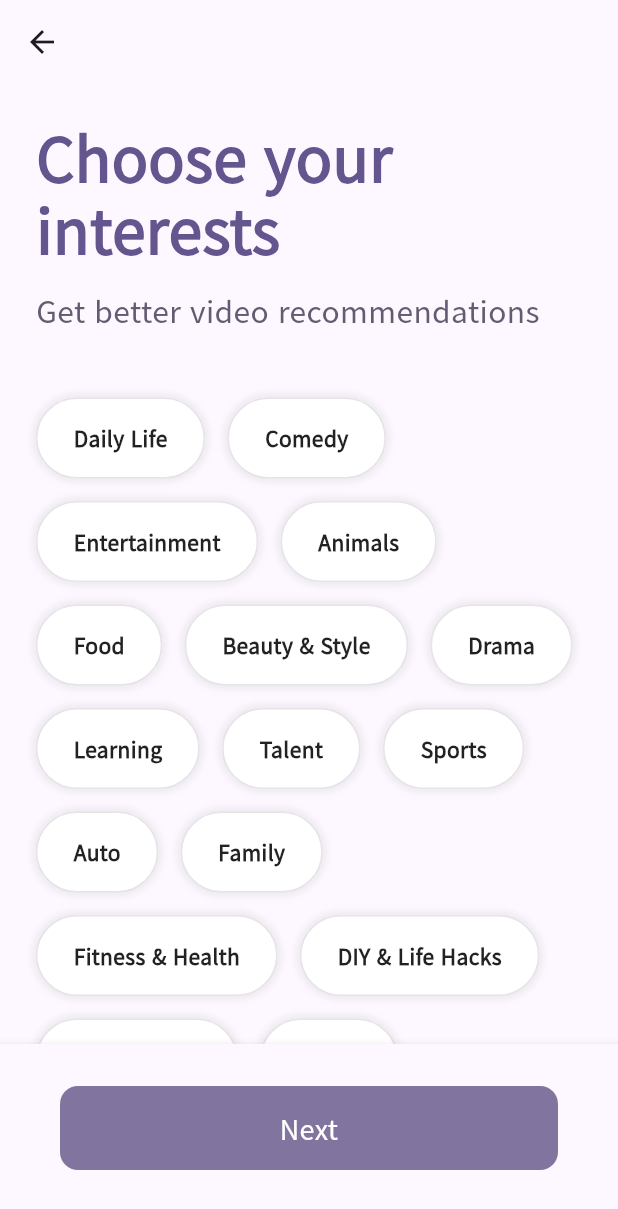
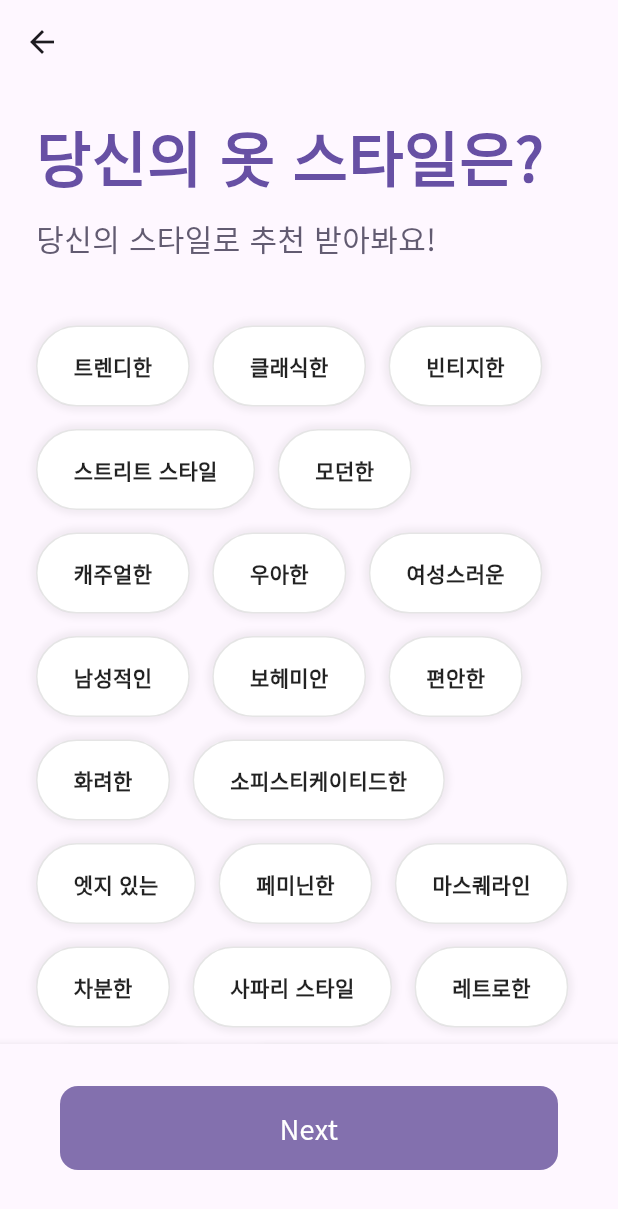
Before and after one commit to megar0829/MALLOOK, a Flutter app: the screen it shows after launch, after a tap on "입력해주세요", on a phone screen of 412 x 824 dp. Shown: the top 1209 px of the screen. Run offline on Flutter 3.47's test engine with Material 3 defaults, Android fonts, the phone set to English and light mode, and no system bars; our stand-ins replace awesome_bottom_bar, font_awesome_flutter, google_fonts; missing offline and left inert: remedi_kopo.

Commit message:
:recycle: remove material3 design

```diff
--- a/app/mallook/lib/feature/main_navigation/main_navigation_screen.dart
+++ b/app/mallook/lib/feature/main_navigation/main_navigation_screen.dart
@@ -47,7 +47,7 @@ class _MainNavigationScreenState extends State<MainNavigationScreen> {
             style: TextStyle(
               fontWeight: FontWeight.w600,
               fontSize: Sizes.size24,
-              color: Theme.of(context).colorScheme.primary,
+              color: Theme.of(context).primaryColor,
             ),
           ),
         ),
--- a/app/mallook/lib/feature/onboarding/interests_screen.dart
+++ b/app/mallook/lib/feature/onboarding/interests_screen.dart
@@ -5,44 +5,36 @@ import 'package:mallook/feature/onboarding/tutorial_screen.dart';
 import 'package:mallook/feature/onboarding/widgets/interest_button.dart';
 
 const interests = [
-  "Daily Life",
-  "Comedy",
-  "Entertainment",
-  "Animals",
-  "Food",
-  "Beauty & Style",
-  "Drama",
-  "Learning",
-  "Talent",
-  "Sports",
-  "Auto",
-  "Family",
-  "Fitness & Health",
-  "DIY & Life Hacks",
-  "Arts & Crafts",
-  "Dance",
-  "Outdoors",
-  "Oddly Satisfying",
-  "Home & Garden",
-  "Daily Life",
-  "Comedy",
-  "Entertainment",
-  "Animals",
-  "Food",
-  "Beauty & Style",
-  "Drama",
-  "Learning",
-  "Talent",
-  "Sports",
-  "Auto",
-  "Family",
-  "Fitness & Health",
-  "DIY & Life Hacks",
-  "Arts & Crafts",
-  "Dance",
-  "Outdoors",
-  "Oddly Satisfying",
-  "Home & Garden",
+  "트렌디한",
+  "클래식한",
+  "빈티지한",
+  "스트리트 스타일",
+  "모던한",
+  "캐주얼한",
+  "우아한",
+  "여성스러운",
+  "남성적인",
+  "보헤미안",
+  "편안한",
+  "화려한",
+  "소피스티케이티드한",
+  "엣지 있는",
+  "페미닌한",
+  "마스퀘라인",
+  "차분한",
+  "사파리 스타일",
+  "레트로한",
+  "아티스틱한",
+  "새벽 섹시함",
+  "프레피 스타일",
+  "테일러 메이드",
+  "스포티한",
+  "도시적인",
+  "고급스러운",
+  "자연주의",
+  "힙스터 스타일",
+  "럭셔리한",
+  "부드러운"
 ];
 
 class InterestsScreen extends StatefulWidget {
@@ -97,7 +89,7 @@ class _InterestsScreenState extends State<InterestsScreen> {
         title: AnimatedOpacity(
           opacity: _showTitle ? 1.0 : 0.0,
           duration: const Duration(milliseconds: 300),
-          child: const Text('Choose your interests'),
+          child: const Text('당신의 옷 취향은?'),
         ),
       ),
       body: Scrollbar(
@@ -115,7 +107,7 @@ class _InterestsScreenState extends State<InterestsScreen> {
               children: [
                 Gaps.v24,
                 Text(
-                  'Choose your interests',
+                  '당신의 옷 스타일은?',
                   style: TextStyle(
                     color: Theme.of(context).colorScheme.primary,
                     fontSize: Sizes.size40,
@@ -125,7 +117,7 @@ class _InterestsScreenState extends State<InterestsScreen> {
                 ),
                 Gaps.v16,
                 Text(
-                  'Get better video recommendations',
+                  '당신의 스타일로 추천 받아봐요!',
                   style: TextStyle(
                     color: Theme.of(context).colorScheme.secondary,
                     fontSize: Sizes.size20,
--- a/app/mallook/lib/feature/sign_up/sign_up_screen.dart
+++ b/app/mallook/lib/feature/sign_up/sign_up_screen.dart
@@ -38,8 +38,6 @@ class _SignUpScreenState extends State<SignUpScreen> {
   bool _additionalAddressInputEnable = false;
 
   bool _isSubmitAvailable() {
-    print("IS AVAIALBELE");
-    print(_additionalAddress.isEmpty);
     if (!_nicknameStatus) return false;
     if (!_phoneStatus) return false;
     if (_gender == null) return false;
@@ -170,26 +168,6 @@ class _SignUpScreenState extends State<SignUpScreen> {
     return GestureDetector(
       onTap: _onScaffoldTap,
       child: Scaffold(
-        appBar: AppBar(
-          surfaceTintColor: Theme.of(context).colorScheme.background,
-          backgroundColor: Theme.of(context).colorScheme.background,
-          elevation: 3,
-          title: Container(
-            padding: const EdgeInsets.only(
-              top: Sizes.size40,
-              bottom: Sizes.size20,
-            ),
-            alignment: Alignment.center,
-            child: Text(
-              "회원가입",
-              style: TextStyle(
-                color: Theme.of(context).colorScheme.primary,
-                fontWeight: FontWeight.w700,
-                fontSize: Sizes.size28,
-              ),
-            ),
-          ),
-        ),
         body: SafeArea(
           child: Padding(
             padding: const EdgeInsets.symmetric(
@@ -199,6 +177,21 @@ class _SignUpScreenState extends State<SignUpScreen> {
             child: SingleChildScrollView(
               child: Column(
                 children: [
+                  Container(
+                    padding: const EdgeInsets.only(
+                      top: Sizes.size40,
+                      bottom: Sizes.size32,
+                    ),
+                    alignment: Alignment.center,
+                    child: Text(
+                      "회원가입",
+                      style: TextStyle(
+                        color: Theme.of(context).primaryColorDark,
+                        fontWeight: FontWeight.w700,
+                        fontSize: Sizes.size36,
+                      ),
+                    ),
+                  ),
                   Gaps.v32,
                   Column(
                     crossAxisAlignment: CrossAxisAlignment.end,
@@ -209,7 +202,7 @@ class _SignUpScreenState extends State<SignUpScreen> {
                           Text(
                             "닉네임",
                             style: TextStyle(
-                              color: Theme.of(context).colorScheme.primary,
+                              color: Theme.of(context).primaryColor,
                               fontSize: Sizes.size18,
                               fontWeight: FontWeight.w600,
                             ),
@@ -217,7 +210,7 @@ class _SignUpScreenState extends State<SignUpScreen> {
                           Text(
                             "입력하지 않으면 자동으로 생성되요",
                             style: TextStyle(
-                              color: Theme.of(context).colorScheme.secondary,
+                              color: Colors.grey.shade600,
                               fontSize: Sizes.size14,
                             ),
                           )
@@ -230,20 +223,16 @@ class _SignUpScreenState extends State<SignUpScreen> {
                               controller: _nicknameController,
                               keyboardType: TextInputType.text,
                               autocorrect: false,
-                              style: TextStyle(
-                                color: Theme.of(context).colorScheme.onSurface,
+                              style: const TextStyle(
+                                color: Colors.black,
                                 fontSize: Sizes.size16,
                               ),
                               decoration: InputDecoration(
                                 hintText: "닉네임을 입력해주세요.",
-                                focusColor:
-                                    Theme.of(context).colorScheme.primary,
+                                focusColor: Colors.grey.shade500,
                                 enabledBorder: UnderlineInputBorder(
                                   borderSide: BorderSide(
-                                    color: Theme.of(context)
-                                        .colorScheme
-                                        .secondary
-                                        .withOpacity(0.5),
+                                    color: Colors.grey.shade500,
                                   ),
                                 ),
                                 focusedBorder: UnderlineInputBorder(
@@ -254,16 +243,7 @@ class _SignUpScreenState extends State<SignUpScreen> {
                                 ),
                                 hintStyle: TextStyle(
                                   fontSize: Sizes.size14,
-                                  color:
-                                      Theme.of(context).colorScheme.secondary,
-                                ),
-                                disabledBorder: UnderlineInputBorder(
-                                  borderSide: BorderSide(
-                                    color: Theme.of(context)
-                                        .colorScheme
-                                        .secondary
-                                        .withOpacity(0.5),
-                                  ),
+                                  color: Colors.grey.shade500,
                                 ),
                               ),
                             ),
@@ -271,9 +251,8 @@ class _SignUpScreenState extends State<SignUpScreen> {
                           ElevatedButton(
                             onPressed: _isNicknameValid,
                             style: ElevatedButton.styleFrom(
-                              backgroundColor: Theme.of(context)
-                                  .colorScheme
-                                  .primaryContainer,
+                              backgroundColor:
+                                  Theme.of(context).primaryColorLight,
                               shape: RoundedRectangleBorder(
                                 borderRadius: BorderRadius.circular(
                                   Sizes.size14,
@@ -286,7 +265,7 @@ class _SignUpScreenState extends State<SignUpScreen> {
                             child: Text(
                               "중복검사",
                               style: TextStyle(
-                                color: Theme.of(context).colorScheme.primary,
+                                color: Theme.of(context).primaryColorDark,
                                 fontWeight: FontWeight.w500,
                                 fontSize: Sizes.size16,
                               ),
@@ -301,10 +280,11 @@ class _SignUpScreenState extends State<SignUpScreen> {
                               ? "사용 가능한 닉네임입니다."
                               : "사용할 수 없는 닉네임 입니다.",
                           style: TextStyle(
-                            fontSize: Sizes.size12,
+                            fontSize: Sizes.size14,
                             color: _nicknameStatus
-                                ? Theme.of(context).colorScheme.tertiary
-                                : Theme.of(context).colorScheme.error,
+                                ? Theme.of(context).primaryColorDark
+                                : Colors.red.shade600,
+                            fontWeight: FontWeight.w500,
                           ),
                         )
                     ],
@@ -316,7 +296,7 @@ class _SignUpScreenState extends State<SignUpScreen> {
                       Text(
                         "생년월일",
                         style: TextStyle(
-                          color: Theme.of(context).colorScheme.primary,
+                          color: Theme.of(context).primaryColor,
                           fontWeight: FontWeight.w600,
                           fontSize: Sizes.size18,
                         ),
@@ -332,24 +312,16 @@ class _SignUpScreenState extends State<SignUpScreen> {
                               horizontal: Sizes.size10,
                             ),
                             decoration: BoxDecoration(
-                                color: Theme.of(context)
-                                    .colorScheme
-                                    .primaryContainer,
+                                color: Theme.of(context).primaryColorLight,
                                 border: Border.all(
-                                  color: Theme.of(context)
-                                      .colorScheme
-                                      .primary
-                                      .withOpacity(0.7),
+                                  color: Theme.of(context).primaryColor,
                                 ),
                                 borderRadius: BorderRadius.circular(
                                   Sizes.size12,
                                 ),
                                 boxShadow: [
                                   BoxShadow(
-                                    color: Theme.of(context)
-                                        .colorScheme
-                                        .primary
-                                        .withOpacity(0.7),
+                                    color: Theme.of(context).primaryColorLight,
                                     spreadRadius: 0.1,
                                     blurRadius: 2,
                                     offset: const Offset(1, 3),
@@ -359,7 +331,7 @@ class _SignUpScreenState extends State<SignUpScreen> {
                               '$_year년',
                               textAlign: TextAlign.center,
                               style: TextStyle(
-                                color: Theme.of(context).colorScheme.primary,
+                                color: Theme.of(context).primaryColor,
                                 fontSize: Sizes.size16,
                                 fontWeight: FontWeight.w600,
                               ),
@@ -372,24 +344,16 @@ class _SignUpScreenState extends State<SignUpScreen> {
                               horizontal: Sizes.size10,
                             ),
                             decoration: BoxDecoration(
-                                color: Theme.of(context)
-                                    .colorScheme
-                                    .primaryContainer,
+                                color: Theme.of(context).primaryColorLight,
                                 border: Border.all(
-                                  color: Theme.of(context)
-                                      .colorScheme
-                                      .primary
-                                      .withOpacity(0.7),
+                                  color: Theme.of(context).primaryColor,
                                 ),
                                 borderRadius: BorderRadius.circular(
                                   Sizes.size12,
                                 ),
                                 boxShadow: [
                                   BoxShadow(
-                                    color: Theme.of(context)
-                                        .colorScheme
-                                        .primary
-                                        .withOpacity(0.7),
+                                    color: Theme.of(context).primaryColorLight,
                                     spreadRadius: 0.1,
                                     blurRadius: 2,
                                     offset: const Offset(1, 3),
@@ -399,7 +363,7 @@ class _SignUpScreenState extends State<SignUpScreen> {
                               '$_month월',
                               textAlign: TextAlign.center,
                               style: TextStyle(
-                                color: Theme.of(context).colorScheme.primary,
+                                color: Theme.of(context).primaryColor,
                                 fontSize: Sizes.size16,
                                 fontWeight: FontWeight.w600,
                               ),
@@ -412,24 +376,16 @@ class _SignUpScreenState extends State<SignUpScreen> {
                               horizontal: Sizes.size10,
                             ),
                             decoration: BoxDecoration(
-                                color: Theme.of(context)
-                                    .colorScheme
-                                    .primaryContainer,
+                                color: Theme.of(context).primaryColorLight,
                                 border: Border.all(
-                                  color: Theme.of(context)
-                                      .colorScheme
-                                      .primary
-                                      .withOpacity(0.7),
+                                  color: Theme.of(context).primaryColor,
                                 ),
                                 borderRadius: BorderRadius.circular(
                                   Sizes.size12,
                                 ),
                                 boxShadow: [
                                   BoxShadow(
-                                    color: Theme.of(context)
-                                        .colorScheme
-                                        .primary
-                                        .withOpacity(0.7),
+                                    color: Theme.of(context).primaryColorLight,
                                     spreadRadius: 0.1,
                                     blurRadius: 2,
                                     offset: const Offset(1, 3),
@@ -439,7 +395,7 @@ class _SignUpScreenState extends State<SignUpScreen> {
                               '$_day일',
                               textAlign: TextAlign.center,
                               style: TextStyle(
-                                color: Theme.of(context).colorScheme.primary,
+                                color: Theme.of(context).primaryColor,
                                 fontSize: Sizes.size16,
                                 fontWeight: FontWeight.w600,
                               ),
--- a/app/mallook/lib/main.dart
+++ b/app/mallook/lib/main.dart
@@ -7,7 +7,7 @@ void main() {
   runApp(const Mallook());
 }
 
-const seedColor = Color(0xff6750a4);
+const seedColor = Color(0xffddc8ff);
 
 class Mallook extends StatelessWidget {
   const Mallook({super.key});
@@ -17,10 +17,9 @@ class Mallook extends StatelessWidget {
     return MaterialApp(
       title: 'Mallook',
       theme: ThemeData(
-        colorScheme: ColorScheme.fromSeed(
-          seedColor: seedColor,
-          brightness: Brightness.light,
-        ),
+        primaryColor: const Color(0xff9452d5),
+        primaryColorLight: const Color(0xffe5d7ff),
+        primaryColorDark: const Color(0xff5a1ca6),
         // textTheme: GoogleFonts.nanumGothicTextTheme(),
         textTheme: GoogleFonts.notoSansKrTextTheme(
           Theme.of(context).textTheme,
```
